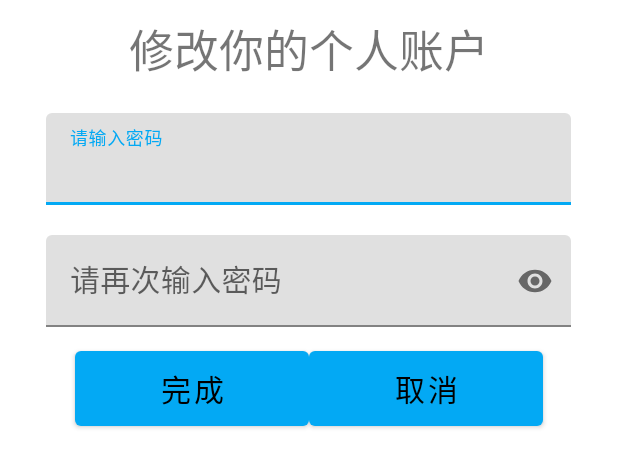
After one commit to ordinaryLerner/666, an Android app: the layout activity_edit.xml on its own in the app's theme, with its tools: preview values and no code run, on a phone screen of 412 x 824 dp. The commit adds this screen. Shown: the top 467 px of the screen. Run offline under Robolectric (Android 15) with nearby library versions, the phone set to English and light mode, and no system bars.

Commit message:
完善通知机制，账户修改

```diff
--- a/app/build.gradle.kts
+++ b/app/build.gradle.kts
@@ -59,6 +59,7 @@ android {
         implementation("androidx.room:room-ktx:2.6.1")
         kapt("androidx.room:room-compiler:2.6.1")
         implementation ("com.google.android.material:material:1.9.0")
+        implementation("androidx.work:work-runtime:2.8.1")
         implementation(libs.androidx.core.ktx)
         implementation(libs.androidx.appcompat)
         implementation(libs.material)
--- a/app/src/main/java/com/czcz/helperapp/Mine.kt
+++ b/app/src/main/java/com/czcz/helperapp/Mine.kt
@@ -103,6 +103,10 @@ class Mine : AppCompatActivity() {
             finish()
         }
 
+        binding.edit.setOnClickListener {
+            startActivity(Intent(this, Edit::class.java))
+        }
+
         binding.intent.setOnClickListener {
             val intent = Intent(Intent.ACTION_VIEW).apply {
                 data = "https://yiyan.baidu.com/?utm_source=mingfeng-utab".toUri()
--- a/app/src/main/java/com/czcz/helperapp/itemPackage/Item/Item.kt
+++ b/app/src/main/java/com/czcz/helperapp/itemPackage/Item/Item.kt
@@ -12,5 +12,6 @@ data class Item(
     val date: String,
     val checkbox: Boolean = false,
     val itemTop: Boolean = false,
-    val itemType: String?
+    val itemType: String?,
+    val detail: String? = null
 )
--- /dev/null
+++ b/app/src/main/res/layout/activity_edit.xml
@@ -0,0 +1,66 @@
+<?xml version="1.0" encoding="utf-8"?>
+<LinearLayout xmlns:android="http://schemas.android.com/apk/res/android"
+    xmlns:app="http://schemas.android.com/apk/res-auto"
+    xmlns:tools="http://schemas.android.com/tools"
+    android:id="@+id/main"
+    android:orientation="vertical"
+    android:layout_width="match_parent"
+    android:layout_height="match_parent"
+    tools:context=".Edit">
+
+    <TextView
+        android:layout_width="wrap_content"
+        android:layout_height="wrap_content"
+        android:text="修改你的个人账户"
+        android:textSize="30dp"
+        android:layout_gravity="center"
+        android:layout_margin="10dp"/>
+
+    <com.google.android.material.textfield.TextInputLayout
+        android:id="@+id/passwordlayout"
+        android:layout_width="wrap_content"
+        android:layout_height="wrap_content"
+        android:layout_margin="10dp"
+        android:layout_gravity="center">
+        <com.google.android.material.textfield.TextInputEditText
+            android:id="@+id/passwordedit"
+            android:layout_width="350dp"
+            android:layout_height="match_parent"
+            android:inputType="text"
+            android:hint="请输入密码"
+            android:textSize="20dp" />
+    </com.google.android.material.textfield.TextInputLayout>
+    <com.google.android.material.textfield.TextInputLayout
+        android:id="@+id/confirmlayout"
+        android:layout_width="wrap_content"
+        android:layout_height="wrap_content"
+        android:layout_margin="10dp"
+        android:layout_gravity="center"
+        app:endIconMode="password_toggle">
+        <com.google.android.material.textfield.TextInputEditText
+            android:id="@+id/confirmedit"
+            android:layout_width="350dp"
+            android:layout_height="match_parent"
+            android:inputType="textPassword"
+            android:hint="请再次输入密码"
+            android:textSize="20dp" />
+    </com.google.android.material.textfield.TextInputLayout>
+    <LinearLayout
+        android:layout_width="match_parent"
+        android:layout_height="wrap_content"
+        android:gravity="center">
+        <Button
+            android:id="@+id/complete"
+            android:layout_width="156dp"
+            android:layout_height="62dp"
+            android:text="完成"
+            android:textSize="20dp" />
+        <Button
+            android:id="@+id/cancel"
+            android:layout_width="156dp"
+            android:layout_height="62dp"
+            android:text="取消"
+            android:textSize="20dp" />
+    </LinearLayout>
+
+</LinearLayout>
--- a/app/src/main/res/values-night/themes.xml
+++ /dev/null
@@ -1,13 +0,0 @@
-<resources xmlns:tools="http://schemas.android.com/tools">
-    <!-- Base application theme. -->
-    <style name="Theme.HelperApp" parent="Theme.MaterialComponents.DayNight.DarkActionBar">    <!-- Primary brand color. -->
-        <item name="colorPrimary">@color/light_blue_200</item>
-        <item name="colorPrimaryVariant">@color/light_blue_700</item>
-        <item name="colorOnPrimary">@color/black</item>
-        <!-- 次要色调（中灰） -->
-        <item name="colorSecondary">@color/light_blue_200</item>
-        <item name="colorSecondaryVariant">@color/light_blue_700</item>
-        <item name="colorOnSecondary">@color/black</item>
-        <!-- 状态栏颜色 -->
-        <item name="android:statusBarColor">?attr/colorPrimaryVariant</item></style>
-</resources>
```
Also changed, not shown: app/src/main/AndroidManifest.xml (+9 -2 lines), app/src/main/java/com/czcz/helperapp/Edit.kt (added, +74 -0 lines), app/src/main/java/com/czcz/helperapp/Home.kt (+47 -34 lines), app/src/main/java/com/czcz/helperapp/ItemReminderWorker.kt (added, +74 -0 lines), app/src/main/java/com/czcz/helperapp/itemPackage/ChangeItem.kt (+16 -0 lines), app/src/main/java/com/czcz/helperapp/itemPackage/Item/ItemAdapter.kt (+10 -0 lines), app/src/main/java/com/czcz/helperapp/itemPackage/Item/ItemAdd.kt (+16 -1 lines), app/src/main/java/com/czcz/helperapp/itemPackage/Item/ItemDetail.kt (added, +36 -0 lines), app/src/main/res/layout/activity_change_item.xml (+15 -1 lines), app/src/main/res/layout/activity_item_add.xml (+15 -1 lines), app/src/main/res/layout/activity_item_detail.xml (added, +36 -0 lines), app/src/main/res/layout/activity_mine.xml (+32 -1 lines), 2 other files.
